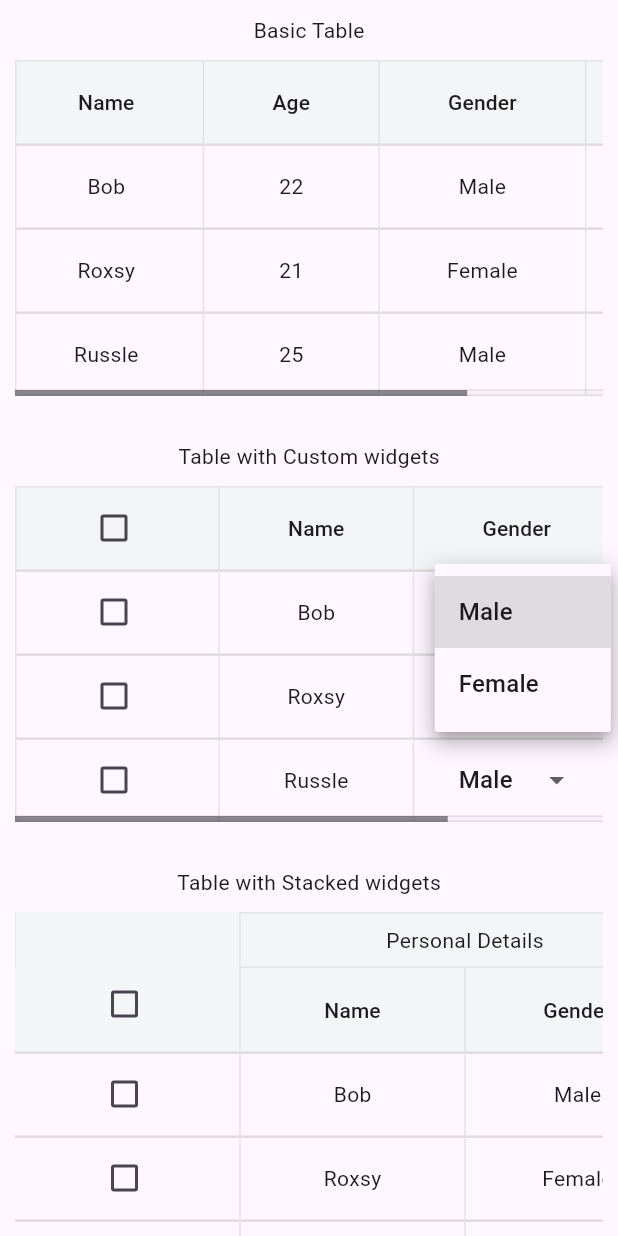
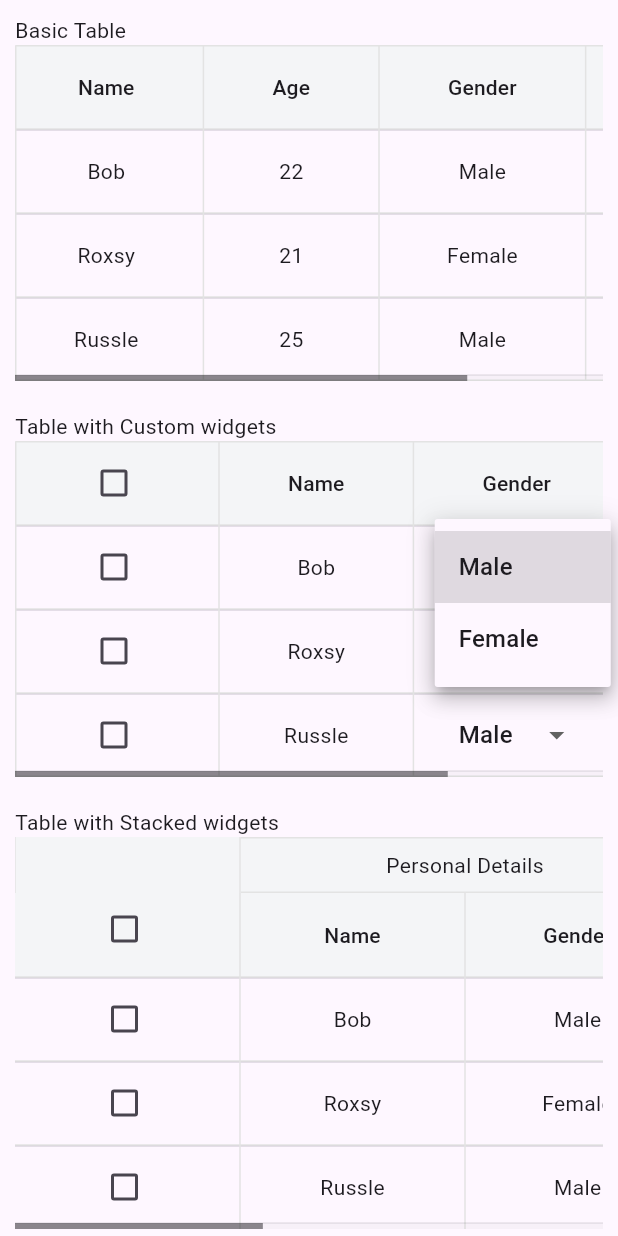
Before and after one commit to hajul-dhanish/Nova_Grid, a Flutter app: the screen it shows after launch, after a tap on "Male", on a phone screen of 412 x 824 dp. Run offline on Flutter 3.47's test engine with Material 3 defaults, Android fonts, the phone set to English and light mode, and no system bars.

Commit message:
Empty row data cell handled (#1)

```diff
--- a/example/lib/main.dart
+++ b/example/lib/main.dart
@@ -1,5 +1,6 @@
 import 'package:example/tables/basic_grid.dart';
 import 'package:example/tables/grid_with_custom_widget.dart';
+import 'package:example/tables/grid_with_empty_rows.dart';
 import 'package:example/tables/table_with_pagination.dart';
 import 'package:example/tables/table_with_stacked_header.dart';
 import 'package:flutter/material.dart';
@@ -25,20 +26,14 @@ class NovaGridExamples extends StatelessWidget {
         child: Padding(
           padding: const EdgeInsets.all(10.0),
           child: Column(
-            crossAxisAlignment: CrossAxisAlignment.center,
-            spacing: 10,
+            crossAxisAlignment: CrossAxisAlignment.start,
+            spacing: 20,
             children: [
-              Text("Basic Table"),
               BasicGrid(),
-              SizedBox(height: 10),
-              Text("Table with Custom widgets"),
               GridWithCustomWidget(),
-              SizedBox(height: 10),
-              Text("Table with Stacked widgets"),
               TableWithStackedHeader(),
-              SizedBox(height: 10),
-              Text("Table with Pagnation"),
               TableWithPagination(),
+              GridWithEmptyRows(),
             ],
           ),
         ),
--- a/example/lib/tables/basic_grid.dart
+++ b/example/lib/tables/basic_grid.dart
@@ -34,6 +34,9 @@ class BasicGrid extends StatelessWidget {
       ],
     ];
 
-    return NovaGrid(columns: columns, rows: rows);
+    return Column(
+      crossAxisAlignment: CrossAxisAlignment.start,
+      children: [Text("Basic Table"), NovaGrid(columns: columns, rows: rows)],
+    );
   }
 }
--- a/example/lib/tables/grid_with_custom_widget.dart
+++ b/example/lib/tables/grid_with_custom_widget.dart
@@ -64,6 +64,12 @@ class GridWithCustomWidget extends StatelessWidget {
       ],
     ];
 
-    return NovaGrid(columns: columns, rows: rows);
+    return Column(
+      crossAxisAlignment: CrossAxisAlignment.start,
+      children: [
+        Text("Table with Custom widgets"),
+        NovaGrid(columns: columns, rows: rows),
+      ],
+    );
   }
 }
--- /dev/null
+++ b/example/lib/tables/grid_with_empty_rows.dart
@@ -0,0 +1,25 @@
+import 'package:flutter/material.dart';
+import 'package:nova_grid/nova_grid.dart';
+
+class GridWithEmptyRows extends StatelessWidget {
+  const GridWithEmptyRows({super.key});
+
+  @override
+  Widget build(BuildContext context) {
+    List<TableColumn> columns = [
+      TableColumn(label: Text("Name")),
+      TableColumn(label: Text("Age")),
+      TableColumn(label: Text("Gender")),
+    ];
+
+    List<List<Widget>> rows = [];
+
+    return Column(
+      crossAxisAlignment: CrossAxisAlignment.start,
+      children: [
+        Text("Table with Empty Rows"),
+        NovaGrid(columns: columns, rows: rows),
+      ],
+    );
+  }
+}
--- a/example/lib/tables/table_with_pagination.dart
+++ b/example/lib/tables/table_with_pagination.dart
@@ -52,11 +52,17 @@ class TableWithPagination extends StatelessWidget {
       ],
     ];
 
-    return NovaGrid(
-      rowsPerPage: 5,
-      showPagination: true,
-      columns: columns,
-      rows: rows,
+    return Column(
+      crossAxisAlignment: CrossAxisAlignment.start,
+      children: [
+        Text("Table with Pagnation"),
+        NovaGrid(
+          rowsPerPage: 5,
+          showPagination: true,
+          columns: columns,
+          rows: rows,
+        ),
+      ],
     );
   }
 }
--- a/example/lib/tables/table_with_stacked_header.dart
+++ b/example/lib/tables/table_with_stacked_header.dart
@@ -59,10 +59,12 @@ class TableWithStackedHeader extends StatelessWidget {
       ],
     ];
 
-    return NovaGrid(
-      stackedHeaders: stackedHeaders,
-      columns: columns,
-      rows: rows,
+    return Column(
+      crossAxisAlignment: CrossAxisAlignment.start,
+      children: [
+        Text("Table with Stacked widgets"),
+        NovaGrid(stackedHeaders: stackedHeaders, columns: columns, rows: rows),
+      ],
     );
   }
 }
--- a/lib/src/nova_grid.dart
+++ b/lib/src/nova_grid.dart
@@ -124,9 +124,6 @@ class NovaGrid extends StatefulWidget {
   /// Whether columns are sortable
   final bool sortable;
 
-  /// Widget to display when there's no data
-  final Widget? emptyStateWidget;
-
   /// List of stacked headers for column grouping
   final List<StackedHeader>? stackedHeaders;
 
@@ -142,7 +139,6 @@ class NovaGrid extends StatefulWidget {
     this.columnSpacing,
     this.stackedHeaders,
     this.sortable = true,
-    this.emptyStateWidget,
   });
 
   @override
@@ -286,11 +282,6 @@ class _NovaGridState extends State<NovaGrid> {
     stackedHeaders = _removeStackedHeaderDuplicates(stackedHeaders);
   }
 
-  /// Builds the empty state widget when no data is available
-  Widget _buildEmptyState() {
-    return widget.emptyStateWidget ?? const SizedBox();
-  }
-
   @override
   Widget build(BuildContext context) {
     // Calculate pagination values
@@ -323,8 +314,6 @@ class _NovaGridState extends State<NovaGrid> {
         // Loading indicator or content
         _isLoading
             ? const Center(child: CircularProgressIndicator())
-            : _filteredRows.isEmpty
-            ? _buildEmptyState()
             : ScrollConfiguration(
               behavior: ScrollConfiguration.of(context).copyWith(
                 dragDevices: {PointerDeviceKind.touch, PointerDeviceKind.mouse},
@@ -425,16 +414,32 @@ class _NovaGridState extends State<NovaGrid> {
                           }),
                         ],
                         rows:
+                            //If rows are empty then
+                            //Empty cells return by matching with column length
+                            visibleRows.isEmpty
+                                ? [
+                                  DataRow(
+                                    cells: List.generate(
+                                      widget.columns.length,
+                                      (index) {
+                                        return DataCell(SizedBox());
+                                      },
+                                    ),
+                                  ),
+                                ]
                                 // Generate rows from visibleRows
-                            visibleRows.asMap().entries.map((entry) {
+                                : visibleRows.asMap().entries.map((entry) {
                                   final int displayIndex = entry.key;
-                              final int actualIndex = startIndex + displayIndex;
+                                  final int actualIndex =
+                                      startIndex + displayIndex;
                                   final _RowData row = entry.value;
                                   return DataRow(
                                     selected:
                                         _selectionStates[actualIndex] ?? false,
                                     cells: [
-                                  ...row.cells.asMap().entries.map((cellEntry) {
+                                      ...row.cells.asMap().entries.map((
+                                        cellEntry,
+                                      ) {
                                         final cellIndex = cellEntry.key;
                                         final cell = cellEntry.value;
                                         return DataCell(
```
Also changed, not shown: pubspec.yaml (+2 -5 lines), 3 other files. Lines whose indentation alone changed are shown as unchanged.
